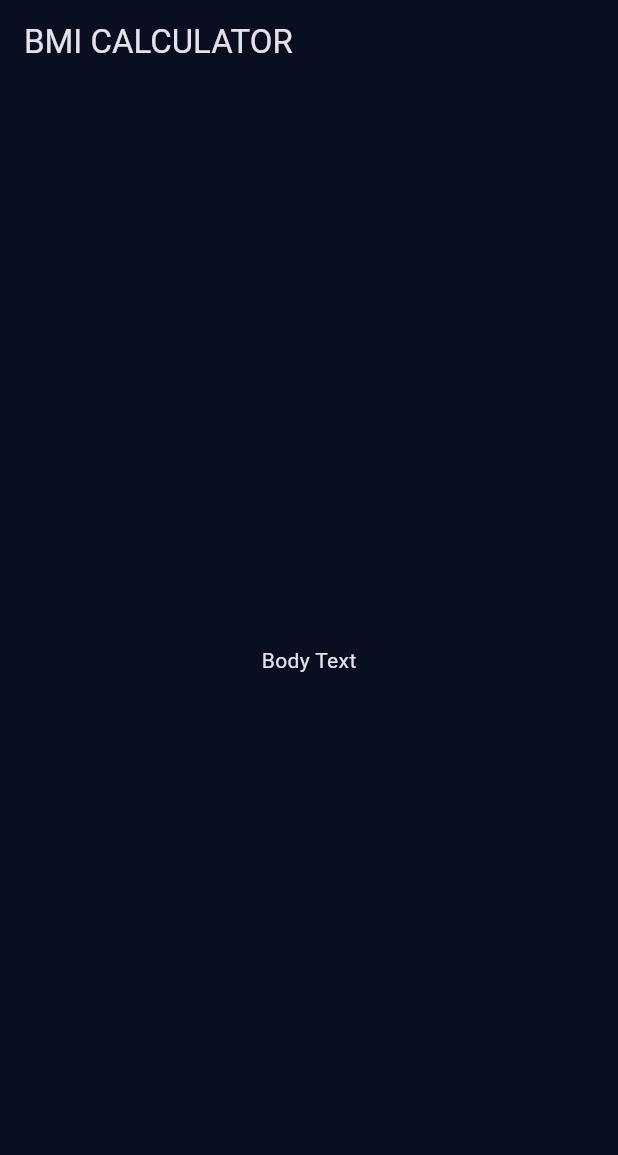
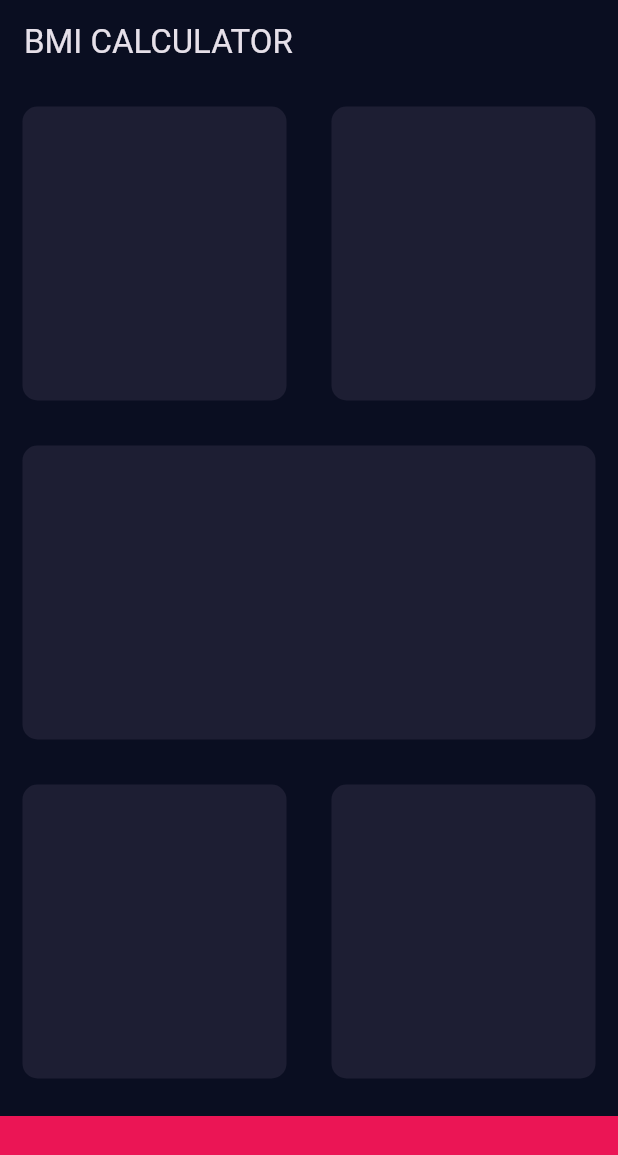
Before and after one commit to sannlwinmoe03/BMI_Calculator, a Flutter app: the screen it shows after launch, on a phone screen of 412 x 824 dp. Shown: the top 1155 px of the screen. Run offline on Flutter 3.47's test engine with Material 3 defaults, Android fonts, the phone set to English and light mode, and no system bars.

Commit message:
second commit

```diff
--- a/lib/input_page.dart
+++ b/lib/input_page.dart
@@ -1,4 +1,8 @@
 import 'package:flutter/material.dart';
+
+const buttonContainerHeight = 80.0;
+const activeCardColour = Color(0xFF1D1E33);
+const bottomContainerColour = Color(0xFFeb1555);
 
 class InputPage extends StatefulWidget {
   @override
@@ -12,9 +16,68 @@ class _InputPageState extends State<InputPage> {
       appBar: AppBar(
         title: Text('BMI CALCULATOR'),
       ),
-      body: Center(
-        child: Text('Body Text'),
+      body: Column(
+        children: [
+          Expanded(
+            child: Row(
+              children: [
+                Expanded(
+                  child: ReusableCard(
+                    colour: activeCardColour,
+                  ),
+                ),
+                Expanded(
+                  child: ReusableCard(
+                    colour: activeCardColour,
+                  ),
+                ),
+              ],
+            ),
+          ),
+          Expanded(
+            child: ReusableCard(
+              colour: activeCardColour,
+            ),
+          ),
+          Expanded(
+            child: Row(
+              children: [
+                Expanded(
+                  child: ReusableCard(
+                    colour: activeCardColour,
+                  ),
+                ),
+                Expanded(
+                  child: ReusableCard(
+                    colour: activeCardColour,
+                  ),
+                ),
+              ],
+            ),
+          ),
+          Container(
+            color: bottomContainerColour,
+            margin: EdgeInsets.only(top: 10.0),
+            width: double.infinity,
+            height: buttonContainerHeight,
+          ),
+        ],
       ),
     );
   }
 }
+
+class ReusableCard extends StatelessWidget {
+  ReusableCard({required this.colour});
+  Color colour;
+  @override
+  Widget build(BuildContext context) {
+    return Container(
+      margin: EdgeInsets.all(15.0),
+      decoration: BoxDecoration(
+        color: colour,
+        borderRadius: BorderRadius.circular(10.0),
+      ),
+    );
+  }
+}
```
